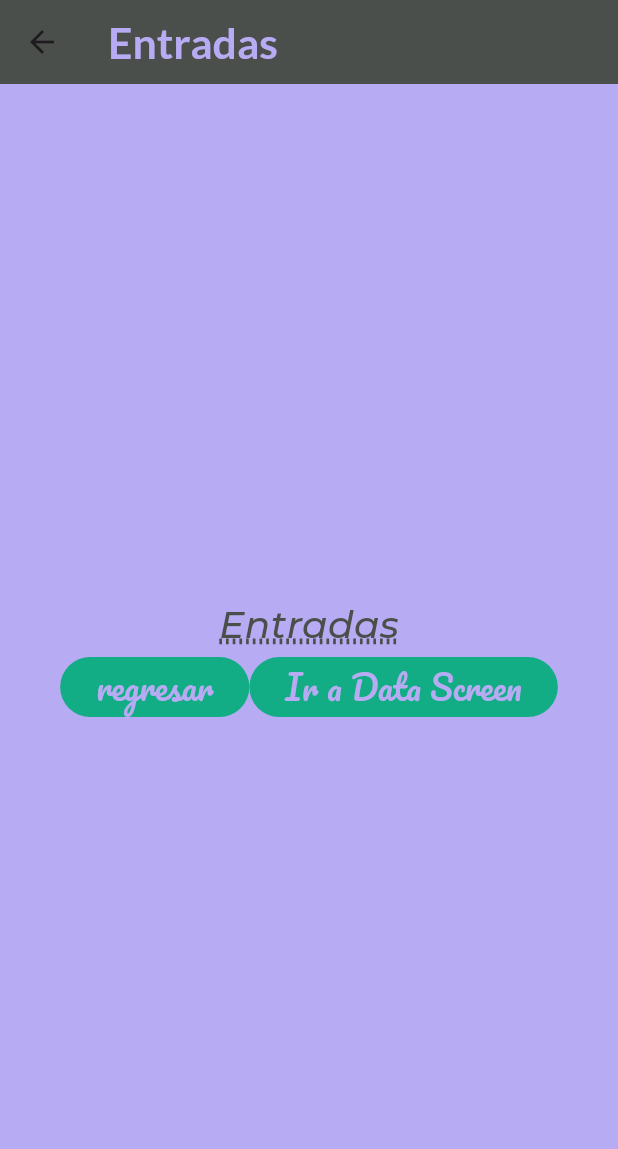
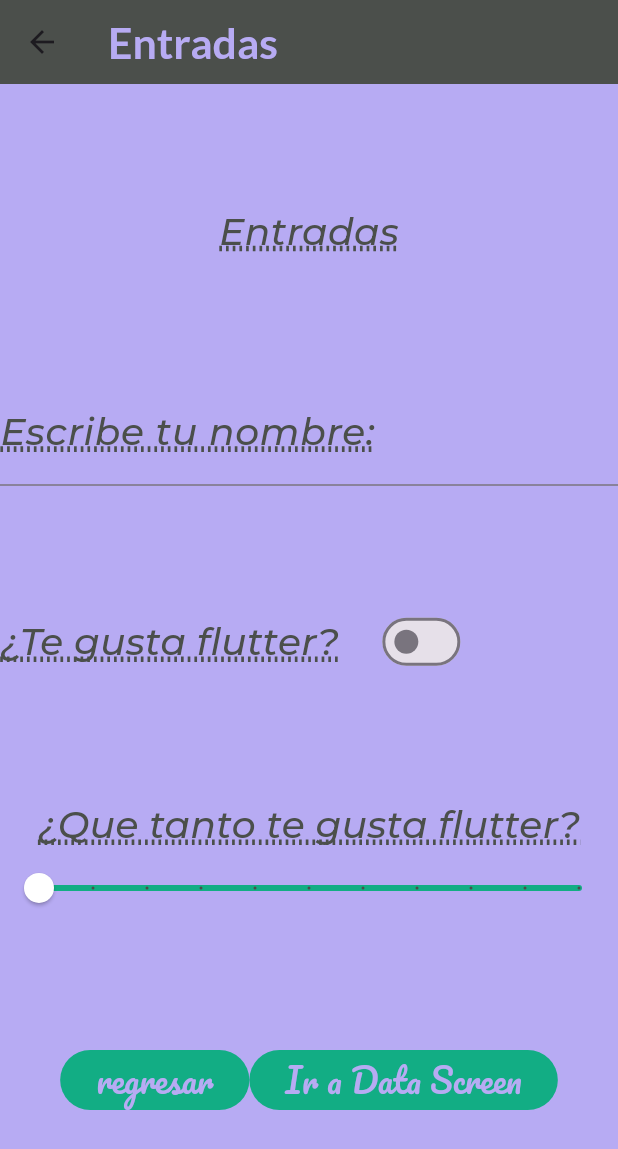
Before and after one commit to adrian5248/componentes_flutter, a Flutter app: the InputsScreen screen opened directly, on a phone screen of 412 x 824 dp. Shown: the top 1149 px of the screen. Run offline on Flutter 3.47's test engine with Material 3 defaults, Android fonts, the phone set to English and light mode, and no system bars; our stand-ins replace google_fonts.

Commit message:
Adding Switch and Slider into InputsScreen

```diff
--- a/lib/screens/data_screen.dart
+++ b/lib/screens/data_screen.dart
@@ -5,8 +5,10 @@ class DataScreen extends StatelessWidget {
 
   @override
   Widget build(BuildContext context) {
-    return const Center(
-      child: Text('Data Screen'),
+    return Scaffold(
+      appBar: AppBar(title: const Text('data sreen')),
+      body: const Center(child: Text('Data Screen'),
+      ),
     );
   }
 }
--- a/lib/screens/inputs_screen.dart
+++ b/lib/screens/inputs_screen.dart
@@ -9,17 +9,25 @@ class InputsScreen extends StatefulWidget {
 }
 
 class _InputsScreenState extends State<InputsScreen> {
+  //aqui podemos declarar las variables
+  bool valueSwitch = false;
+  double valueSlider = 0.0;
+
   @override
   Widget build(BuildContext context) {
     return Scaffold(
       appBar: AppBar(title: const Text('Entradas')),
       body: Column(
-        mainAxisAlignment: MainAxisAlignment.center,
+        mainAxisAlignment: MainAxisAlignment.spaceEvenly,
         children: [
             Text(
               'Entradas',
               style: AppTheme.lightTheme.textTheme.headlineLarge,
           ),
+          //aqui es para mandar a llamar lo que quiero
+          entradaTexto(),
+          entradaSwitch(),
+          entradaSlider(),
           const Row(
             mainAxisAlignment: MainAxisAlignment.center,
             children: [
@@ -41,4 +49,73 @@ class _InputsScreenState extends State<InputsScreen> {
       ),
     );
   }
+
+  //esto es para la entrada de texto
+  TextField entradaTexto() {
+    return TextField(
+          style: AppTheme.lightTheme.textTheme.headlineMedium,
+          decoration: InputDecoration(
+            border: const UnderlineInputBorder(),
+            labelText: 'Escribe tu nombre: ',
+            labelStyle: AppTheme.lightTheme.textTheme.headlineLarge,
+          ),
+        );
+  }
+
+  Row entradaSwitch(){
+    return Row(
+      children: <Widget>[
+        Text(
+          '¿Te gusta flutter?',
+          style: AppTheme.lightTheme.textTheme.headlineLarge,
+        ),
+        const SizedBox(
+          width: 25.0,
+        ),
+        //aqui es para agregar un swithch
+        Switch(
+          value: valueSwitch,
+          onChanged: (value){
+            //el setstate sirve para que se quede quieto el switch
+            setState(() {
+              valueSwitch = value;
+              print('Estado del switch $valueSwitch');
+            });
+          },
+        ),
+      ],
+    );
+  }
+
+  Column entradaSlider(){
+    return Column(
+      children: [
+        Text('¿Que tanto te gusta flutter?',
+        style: AppTheme.lightTheme.textTheme.headlineLarge,
+        ),
+
+        //aqui es para poner una linea que desliza
+        Slider(
+          min: 0.0,
+          max: 10.0,
+          //este es el valor de nuestra variable
+          value: valueSlider,
+          //aqui es para poner colores a la barra
+          activeColor: AppTheme.mainColor,
+          inactiveColor: AppTheme.accentColor,
+          thumbColor: Colors.white,
+          //aqui es para ponerle divisiones a la barra
+          divisions: 10,
+          //aqui es para asignarle valor conforme avance la rayita
+          label: '${valueSlider.round()}',
+          onChanged: (value) {
+            setState(() {
+              valueSlider = value;
+              print('Valor del slider: $valueSlider');
+            });
+          }
+        ),
+      ],
+    );
+  }
 }
--- a/lib/screens/notifications_screen.dart
+++ b/lib/screens/notifications_screen.dart
@@ -5,7 +5,10 @@ class NotificationsScreen extends StatelessWidget {
 
   @override
   Widget build(BuildContext context) {
-    return const Center(child: Text('Notificaciones'),
+    return Scaffold(
+      appBar: AppBar(title: const Text('Notificaciones')),
+      body: const Center(child: Text('Notificaciones'),
+      ),
     );
   }
 }
--- a/lib/theme/app_theme.dart
+++ b/lib/theme/app_theme.dart
@@ -52,6 +52,15 @@ class AppTheme{
               decorationThickness: 3.0,
               fontStyle: FontStyle.italic,
             ),
+            headlineMedium: GoogleFonts.montserrat(
+              color: mainColor,
+              //aqui es para cambiar el tamaño del nombre que se ingresa
+              fontSize: 22.0,
+              fontWeight: FontWeight.w500,
+              decoration: TextDecoration.underline,
+              decorationStyle: TextDecorationStyle.dotted,
+              decorationThickness: 1.5,
+            ),
             bodySmall: GoogleFonts.montserrat(
             color: bodyColor,
             decorationStyle: TextDecorationStyle.dashed,
```
Also changed, not shown: 1 other file.
